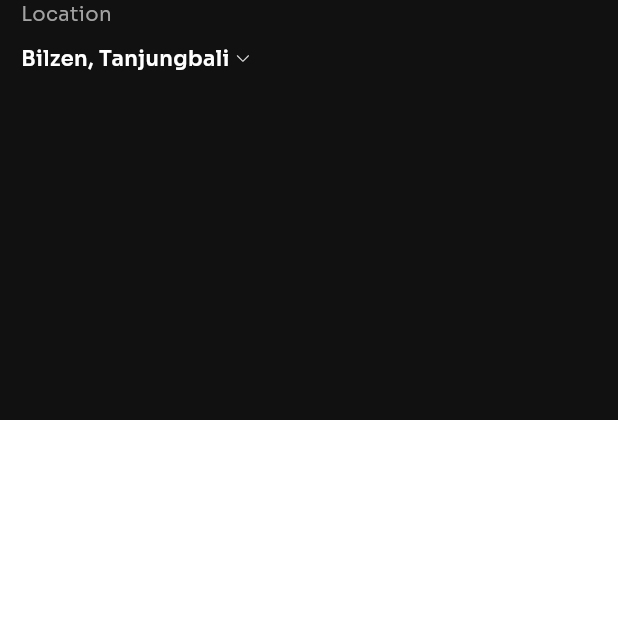
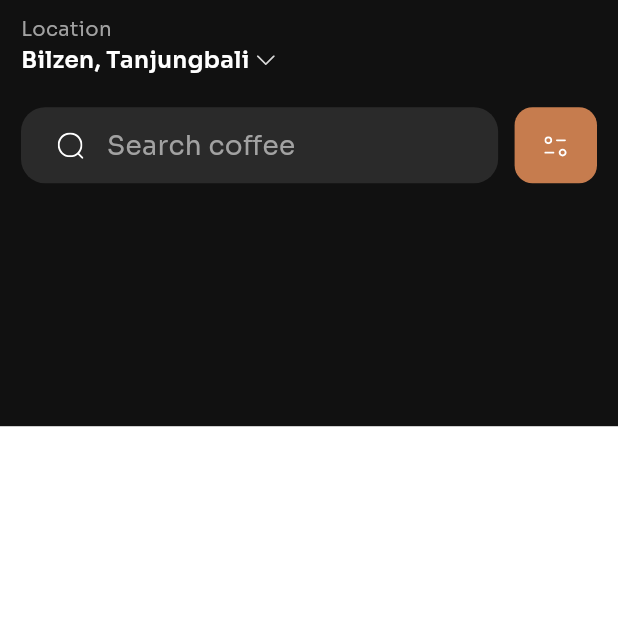
Before and after one commit to ahmdZhran/high_fidelity, a Flutter app: the HomeScreen screen opened by its route, on a phone screen of 412 x 824 dp, the top half of it. Run offline on Flutter 3.47's test engine with Material 3 defaults, Android fonts, the phone set to English and light mode, and no system bars; our stand-ins replace flutter_hooks, flutter_screenutil, flutter_svg.

Commit message:
build search bar and filter icon - create list of location and use flutter hooks to update our ui when user select a location and show it

```diff
--- /dev/null
+++ b/lib/features/home/presentaion/widgets/custom_search_bar_widget.dart
@@ -0,0 +1,60 @@
+import 'package:flutter/material.dart';
+import 'package:flutter_screenutil/flutter_screenutil.dart';
+import 'package:flutter_svg/svg.dart';
+import 'package:high_fidelity/core/utils/app_assets.dart';
+import 'package:high_fidelity/core/utils/app_colors.dart';
+import 'package:high_fidelity/core/utils/app_strings.dart';
+
+class CustomSearchBar extends StatelessWidget {
+  const CustomSearchBar({super.key});
+
+  @override
+  Widget build(BuildContext context) {
+    return Row(
+      children: [
+        Expanded(
+          child: Container(
+            padding: EdgeInsets.symmetric(horizontal: 20.w),
+            height: 50.h,
+            decoration: BoxDecoration(
+              color: const Color(0xFF2A2A2A),
+              borderRadius: BorderRadius.circular(16.r),
+            ),
+            child: Row(
+              children: [
+                SvgPicture.asset(
+                  AppAssets.searchIcon,
+                  width: 20.w,
+                  height: 20.h,
+                ),
+                SizedBox(width: 12.w),
+                Text(
+                  AppStrings.searchCoffee,
+                  style: TextStyle(color: AppColors.greyColor, fontSize: 16.sp),
+                ),
+              ],
+            ),
+          ),
+        ),
+        SizedBox(width: 10.w),
+        Container(
+          height: 50.h,
+          width: 50.w,
+          decoration: BoxDecoration(
+            color: AppColors.primaryColor,
+            borderRadius: BorderRadius.circular(12),
+          ),
+          child: Center(
+            child: SvgPicture.asset(
+              AppAssets.filterIcoin,
+              height: 20.h,
+              width: 20.w,
+              fit: BoxFit.contain,
+              alignment: Alignment.center,
+            ),
+          ),
+        ),
+      ],
+    );
+  }
+}
--- a/lib/features/home/presentaion/widgets/head_of_home_screen_widget.dart
+++ b/lib/features/home/presentaion/widgets/head_of_home_screen_widget.dart
@@ -1,52 +1,86 @@
 import 'package:flutter/material.dart';
+import 'package:flutter_hooks/flutter_hooks.dart';
 import 'package:flutter_screenutil/flutter_screenutil.dart';
 import 'package:flutter_svg/svg.dart';
 import 'package:high_fidelity/core/utils/app_assets.dart';
 import 'package:high_fidelity/core/utils/app_colors.dart';
 import 'package:high_fidelity/core/utils/app_strings.dart';
+import 'package:high_fidelity/features/home/presentaion/widgets/custom_search_bar_widget.dart';
 
-class HeadOfHomeScreenWidget extends StatelessWidget {
-  const HeadOfHomeScreenWidget({
-    super.key,
-  });
+class HeadOfHomeScreenWidget extends HookWidget {
+  const HeadOfHomeScreenWidget({super.key});
 
   @override
   Widget build(BuildContext context) {
+    final selectedLocation = useState("Bilzen, Tanjungbali");
+
+    final locations = [
+      "Bilzen, Tanjungbali",
+      "Cairo, Egypt",
+      "Dubai, UAE",
+      "Istanbul, Turkey",
+      "Paris, France",
+    ];
+
     return Container(
-      height: 280,
+      height: 280.h,
       width: double.infinity,
       color: AppColors.darkColor,
       child: SafeArea(
         child: Padding(
           padding: const EdgeInsets.symmetric(horizontal: 14),
           child: Column(
-            spacing: 10,
             crossAxisAlignment: CrossAxisAlignment.start,
             children: [
+              SizedBox(height: 10.h),
               Text(
                 AppStrings.location,
-                style: TextStyle(
-                  color: AppColors.greyColor,
-                  fontSize: 12.sp,
+                style: TextStyle(color: AppColors.greyColor, fontSize: 12.sp),
               ),
+              InkWell(
+                onTap: () async {
+                  final chosen = await showMenu<String>(
+                    context: context,
+                    position: const RelativeRect.fromLTRB(100, 100, 0, 0),
+                    items:
+                        locations
+                            .map(
+                              (location) => PopupMenuItem<String>(
+                                value: location,
+                                child: Text(location),
                               ),
-              Row(
-                spacing: 4.w,
+                            )
+                            .toList(),
+                  );
+                  if (chosen != null) {
+                    selectedLocation.value = chosen;
+                  }
+                },
+                child: Row(
+                  mainAxisSize: MainAxisSize.min,
                   children: [
                     Text(
-                    "Bilzen, Tanjungbali",
+                      selectedLocation.value,
                       style: TextStyle(
                         color: AppColors.whiteColor,
                         fontWeight: FontWeight.w600,
+                        fontSize: 14.sp,
                       ),
                     ),
-                  SvgPicture.asset(
+                    SizedBox(width: 4.w),
+                    SizedBox(
+                      height: 12.h,
+                      width: 12.w,
+                      child: SvgPicture.asset(
                         AppAssets.arrowDown,
-                    height: 4.96,
-                    width: 9.04,
+                        fit: BoxFit.contain,
+                      ),
                     ),
                   ],
                 ),
+              ),
+              SizedBox(height: 20.h),
+              const CustomSearchBar(),
             ],
           ),
         ),
```
Lines whose indentation alone changed are shown as unchanged.
